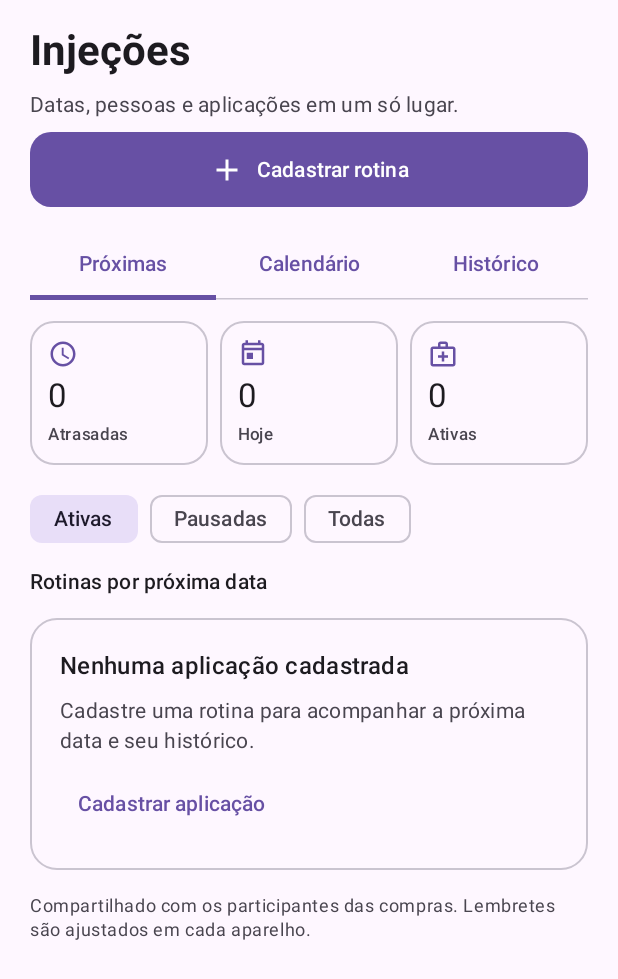
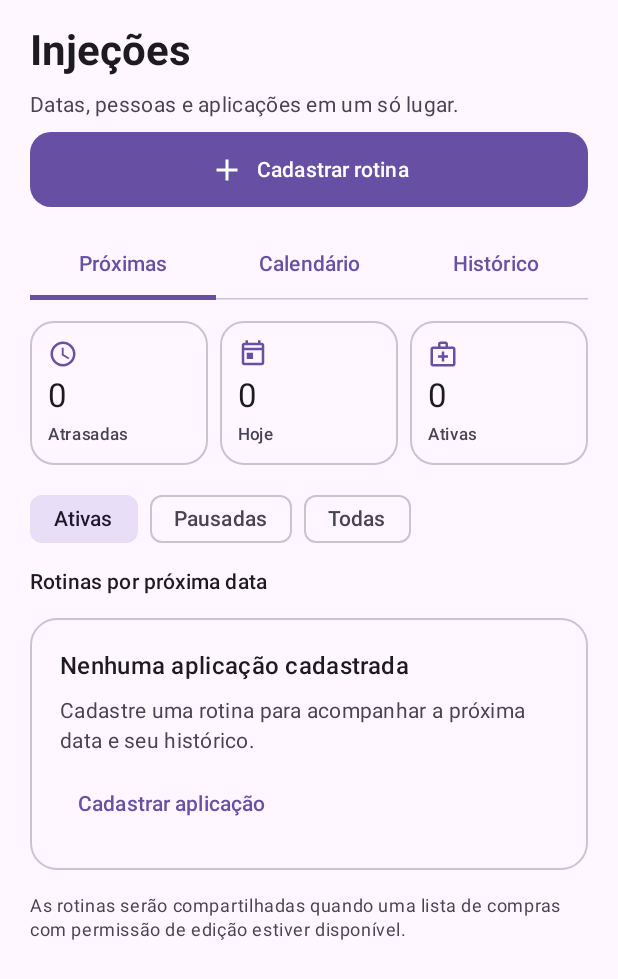
Before and after one commit to brandtgustavo2001-afk/mercado-facil, an Android app built with Jetpack Compose: the composable InjectionScreen shown on its own in the app's theme, on a phone screen of 412 x 824 dp. Shown: the top 979 px of the screen. Run offline under Robolectric (Android 15) with nearby library versions, the phone set to English and light mode, and no system bars; our stand-ins replace Room's generated code; network calls fail; 1 statement that could not run was skipped.

Commit message:
Keep dose visible and explain local sharing state

```diff
--- a/app/src/main/java/br/com/mercadofacil/ui/InjectionScreen.kt
+++ b/app/src/main/java/br/com/mercadofacil/ui/InjectionScreen.kt
@@ -186,7 +186,9 @@ import java.util.Locale
             }
         }
         item {
-            Text("Compartilhado com os participantes das compras. Lembretes são ajustados em cada aparelho.",
+            Text(if (schedules.any { it.sharedListId != null })
+                "Compartilhado com os participantes das compras. Lembretes são ajustados em cada aparelho."
+                else "As rotinas serão compartilhadas quando uma lista de compras com permissão de edição estiver disponível.",
                 style = MaterialTheme.typography.bodySmall, color = MaterialTheme.colorScheme.onSurfaceVariant,
                 modifier = Modifier.padding(top = 2.dp))
         }
@@ -296,7 +298,8 @@ import java.util.Locale
                     Text(formatInjectionDateTime(schedule.nextDueAt), style = MaterialTheme.typography.titleMedium, fontWeight = FontWeight.SemiBold)
                 }
             }
-            Text(injectionIntervalLabel(schedule.intervalValue, schedule.intervalUnit),
+            Text(listOfNotNull(schedule.dose.takeIf { it.isNotBlank() }?.let { "Dose: $it" },
+                injectionIntervalLabel(schedule.intervalValue, schedule.intervalUnit)).joinToString(" · "),
                 style = MaterialTheme.typography.bodyMedium, color = MaterialTheme.colorScheme.onSurfaceVariant)
             TextButton(onClick = { showDetails = !showDetails }, contentPadding = PaddingValues(0.dp)) {
                 Text(if (showDetails) "Ocultar detalhes" else "Detalhes e lembrete")
```
